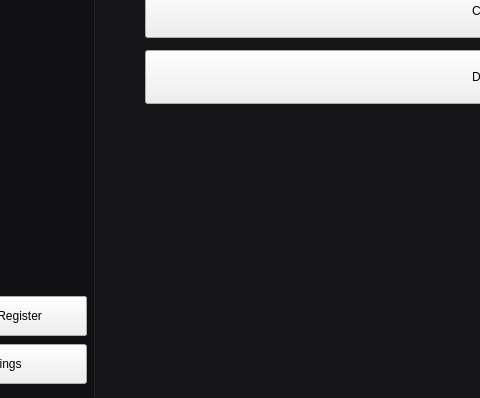
Before: the Qt Designer form src/ui/home/home.ui in DIDimov24/Aethera, drawn with Qt 5; both pictures show x 105 to 585 and y 352 to 750 of the 1000 by 750 pixel window.
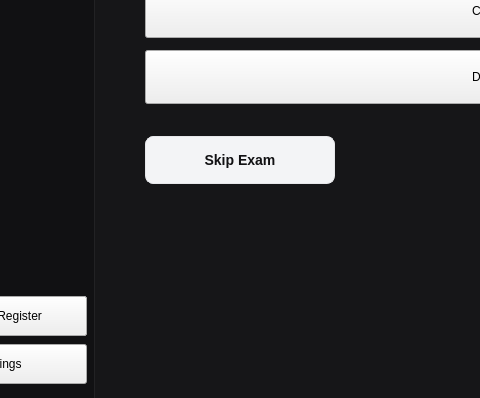
After: the same form once the commit is applied. The open tabs and pages were chosen to show the change. Icons and pictures are not drawn.

Commit message: Add skip exam button

```diff
--- a/src/ui/home/home.ui
+++ b/src/ui/home/home.ui
@@ -1100,6 +1100,48 @@
         <property name="spacing">
          <number>0</number>
         </property>
+        <item>
+         <widget class="QPushButton" name="buttonSkip">
+          <property name="enabled">
+           <bool>true</bool>
+          </property>
+          <property name="minimumSize">
+           <size>
+            <width>190</width>
+            <height>48</height>
+           </size>
+          </property>
+          <property name="maximumSize">
+           <size>
+            <width>190</width>
+            <height>48</height>
+           </size>
+          </property>
+          <property name="text">
+           <string>Skip Exam</string>
+          </property>
+          <property name="styleSheet">
+           <string>
+QPushButton {
+    background-color: #f3f4f6;
+    color: #111113;
+    font-size: 14px;
+    font-weight: 600;
+    border: 1px solid #e6e7ea;
+    border-radius: 8px;
+    padding: 12px 28px;
+}
+QPushButton:hover {
+    background-color: #e8e9ec;
+    border-color: #cfd2d6;
+}
+QPushButton:pressed {
+    background-color: #dfe2e6;
+}
+           </string>
+          </property>
+         </widget>
+        </item>
         <item>
          <spacer name="examFooterSpacer">
           <property name="orientation">
```
Left out of the diff: 10 changed lines with no effect on the pictures. The commit also changes 3 other files.
